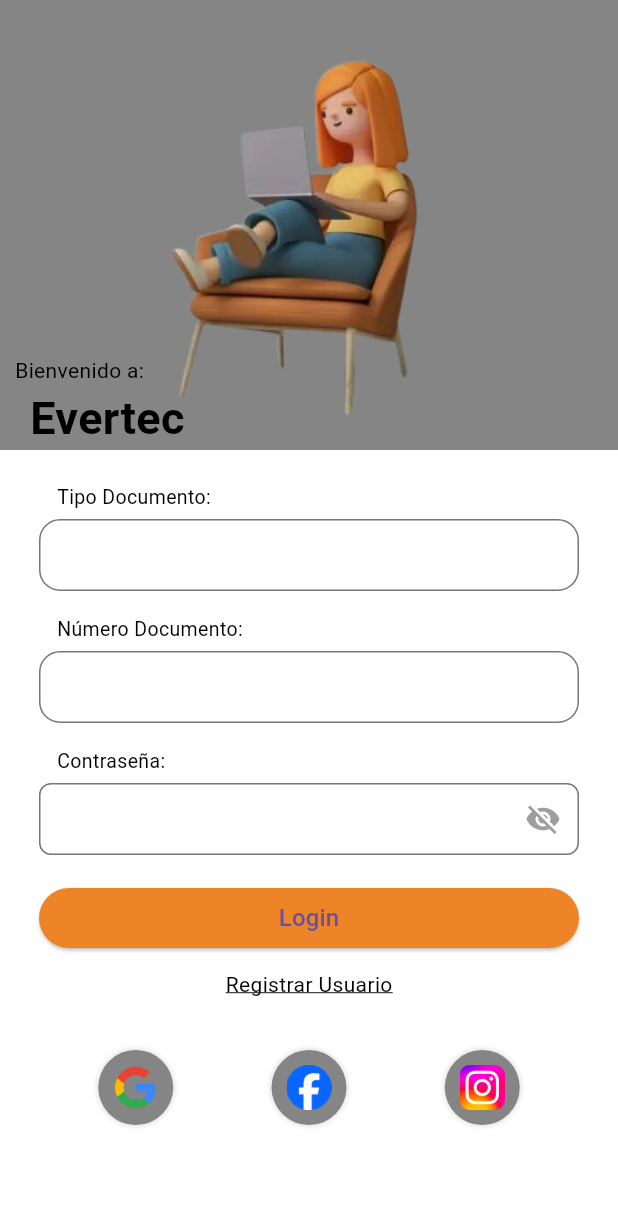
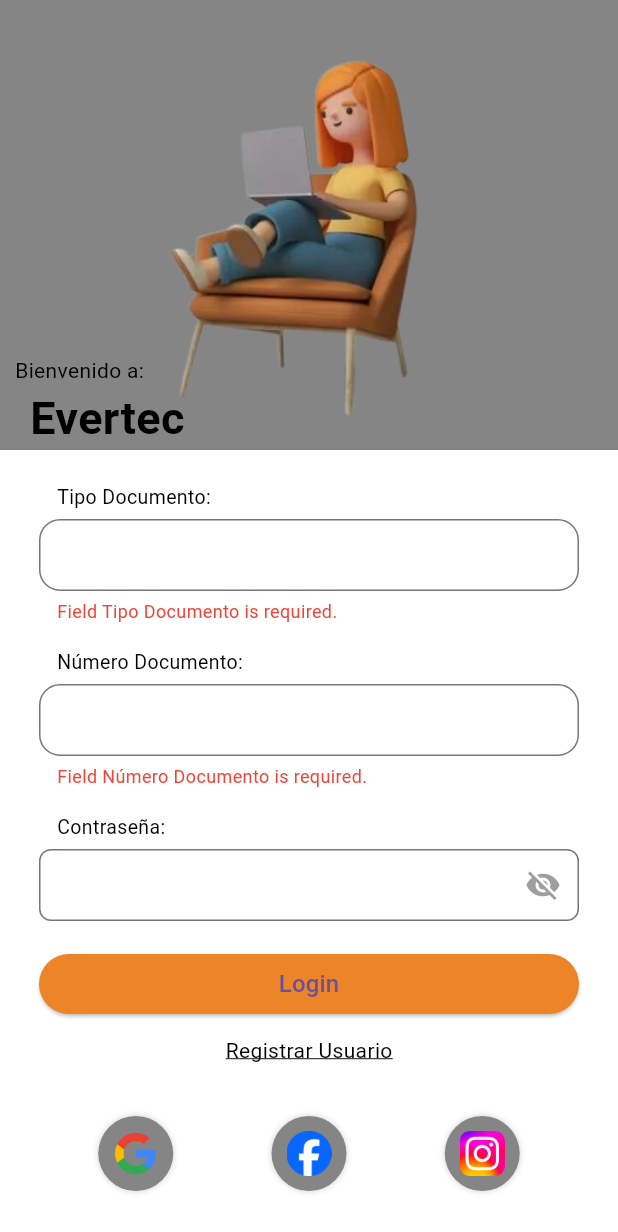
Before and after one commit to vitorsoratto/evertec_mobile_test, a Flutter app: the screen it shows after launch, after a tap on "Login", on a phone screen of 412 x 824 dp. Shown: the top 1232 px of the screen. Run offline on Flutter 3.47's test engine with Material 3 defaults, Android fonts, the phone set to English and light mode, and no system bars; our stand-ins replace auto_size_text, bloc, device_info_plus, equatable, flutter_bloc, flutter_modular.

Commit message:
Login logic

```diff
--- /dev/null
+++ b/assets/credentials/credentials.json
@@ -0,0 +1,5 @@
+{
+    "document": "CRM",
+    "document_number": "CRM-0001",
+    "password": "123456"
+}
--- /dev/null
+++ b/lib/app/modules/home/bloc/home_bloc.dart
@@ -0,0 +1,19 @@
+import 'package:bloc/bloc.dart';
+import 'package:device_info_plus/device_info_plus.dart';
+import 'package:equatable/equatable.dart';
+import 'package:flutter/material.dart';
+
+part 'home_event.dart';
+part 'home_state.dart';
+
+class HomeBloc extends Bloc<AppEvent, HomeState> {
+  HomeBloc() : super(HomeState(deviceInfoPlugin: DeviceInfoPlugin())) {
+    on<AppThemeChange>(_onChangeTheme);
+  }
+
+  void _onChangeTheme(AppThemeChange event, Emitter<HomeState> emit) {
+    DeviceInfoPlugin deviceInfoPlugin = DeviceInfoPlugin();
+
+    emit(state.copyWith(deviceInfoPlugin: deviceInfoPlugin));
+  }
+}
--- /dev/null
+++ b/lib/app/modules/home/bloc/home_event.dart
@@ -0,0 +1,17 @@
+part of 'home_bloc.dart';
+
+class AppEvent extends Equatable {
+  const AppEvent();
+
+  @override
+  List<Object> get props => [];
+}
+
+class AppThemeChange extends AppEvent {
+  final ThemeMode themeMode;
+
+  const AppThemeChange({required this.themeMode});
+
+  @override
+  List<Object> get props => [themeMode];
+}
--- /dev/null
+++ b/lib/app/modules/home/bloc/home_state.dart
@@ -0,0 +1,20 @@
+part of 'home_bloc.dart';
+
+final class HomeState extends Equatable {
+  final DeviceInfoPlugin deviceInfoPlugin;
+
+  const HomeState({
+    required this.deviceInfoPlugin,
+  });
+
+  HomeState copyWith({
+    required DeviceInfoPlugin deviceInfoPlugin,
+  }) {
+    return HomeState(
+      deviceInfoPlugin: deviceInfoPlugin,
+    );
+  }
+
+  @override
+  List<Object> get props => [deviceInfoPlugin];
+}
--- /dev/null
+++ b/lib/app/modules/login/bloc/login_bloc.dart
@@ -0,0 +1,36 @@
+import 'package:bloc/bloc.dart';
+import 'package:equatable/equatable.dart';
+import 'package:evertec_mobile_test/app/modules/login/classes/login_model.dart';
+import 'package:evertec_mobile_test/app/modules/login/repository/login_repository.dart';
+import 'package:flutter_modular/flutter_modular.dart';
+
+part 'login_event.dart';
+part 'login_state.dart';
+
+class LoginBloc extends Bloc<LoginEvent, LoginState> {
+  LoginBloc() : super(LoginInitial()) {
+    on<Login>(_onLogin);
+  }
+
+  void _onLogin(Login event, Emitter<LoginState> emit) async {
+    emit(LoginInitial());
+    LoginModel loginModel = event.loginModel;
+
+    LoginRepository loginRepository = Modular.get<LoginRepository>();
+
+    bool success = await loginRepository.login(loginModel);
+
+    if (success) {
+      emit(LoginSuccess());
+      Modular.to.navigate('/home');
+    } else {
+      _isEmpty(loginModel) ? emit(LoginEmpty()) : emit(LoginFailed());
+    }
+  }
+
+  bool _isEmpty(LoginModel loginModel) {
+    return (loginModel.document.isEmpty ||
+        loginModel.documentNumber.isEmpty ||
+        loginModel.password.isEmpty);
+  }
+}
--- /dev/null
+++ b/lib/app/modules/login/bloc/login_event.dart
@@ -0,0 +1,17 @@
+part of 'login_bloc.dart';
+
+class LoginEvent extends Equatable {
+  const LoginEvent();
+
+  @override
+  List<Object> get props => [];
+}
+
+class Login extends LoginEvent {
+  final LoginModel loginModel;
+
+  const Login({required this.loginModel});
+
+  @override
+  List<Object> get props => [loginModel];
+}
--- /dev/null
+++ b/lib/app/modules/login/bloc/login_state.dart
@@ -0,0 +1,16 @@
+part of 'login_bloc.dart';
+
+abstract class LoginState extends Equatable {
+  const LoginState();
+
+  @override
+  List<Object?> get props => [];
+}
+
+class LoginInitial extends LoginState {}
+
+class LoginSuccess extends LoginState {}
+
+class LoginFailed extends LoginState {}
+
+class LoginEmpty extends LoginState {}
--- /dev/null
+++ b/lib/app/modules/login/classes/login_model.dart
@@ -0,0 +1,21 @@
+class LoginModel {
+  final String document;
+  final String documentNumber;
+  final String password;
+
+  LoginModel(
+      {this.document = '', this.documentNumber = '', this.password = ''});
+
+  LoginModel.fromJson(Map<String, dynamic> json)
+      : document = json['document'] ?? '',
+        documentNumber = json['document_number'] ?? '',
+        password = json['password'] ?? '';
+
+  Map<String, dynamic> toJson() {
+    final Map<String, dynamic> data = {};
+    data['document'] = document;
+    data['document_number'] = documentNumber;
+    data['password'] = password;
+    return data;
+  }
+}
--- a/lib/app/modules/login/login_module.dart
+++ b/lib/app/modules/login/login_module.dart
@@ -1,15 +1,22 @@
+import 'package:evertec_mobile_test/app/modules/login/bloc/login_bloc.dart';
 import 'package:evertec_mobile_test/app/modules/login/login_view.dart';
+import 'package:evertec_mobile_test/app/modules/login/repository/login_repository.dart';
 import 'package:flutter_modular/flutter_modular.dart';
 
 class LoginModule extends Module {
   @override
-  void binds(i) {}
+  void binds(i) {
+    i.add<LoginRepository>(LoginRepository.new);
+    i.add<LoginBloc>(LoginBloc.new);
+  }
 
   @override
   void routes(r) {
     r.child(
       '/',
-      child: (_) => const LoginView(),
+      child: (_) {
+        return const LoginView();
+      },
     );
   }
 }
--- a/lib/app/modules/login/login_view.dart
+++ b/lib/app/modules/login/login_view.dart
@@ -1,5 +1,9 @@
+import 'package:evertec_mobile_test/app/modules/login/bloc/login_bloc.dart';
+import 'package:evertec_mobile_test/app/modules/login/classes/login_model.dart';
 import 'package:evertec_mobile_test/app/shared/utils/app_colors.dart';
 import 'package:flutter/material.dart';
+import 'package:flutter_bloc/flutter_bloc.dart';
+import 'package:flutter_modular/flutter_modular.dart';
 
 class LoginView extends StatefulWidget {
   const LoginView({super.key});
@@ -9,7 +13,12 @@
 }
 
 class _LoginViewState extends State<LoginView> {
+  LoginBloc loginBloc = Modular.get<LoginBloc>();
   bool showPassword = true;
+
+  TextEditingController documentTypeController = TextEditingController();
+  TextEditingController documentNumberController = TextEditingController();
+  TextEditingController passwordController = TextEditingController();
 
   void showToast(String message) {
     ScaffoldMessenger.of(context).showSnackBar(
@@ -19,9 +28,27 @@
     );
   }
 
+  void login() async {
+    LoginModel loginModel = LoginModel(
+      document: documentTypeController.text,
+      documentNumber: documentNumberController.text,
+      password: passwordController.text,
+    );
+
+    loginBloc.add(Login(loginModel: loginModel));
+  }
+
   @override
   Widget build(BuildContext context) {
-    return Scaffold(
+    return BlocProvider(
+      create: (context) => loginBloc,
+      child: BlocListener<LoginBloc, LoginState>(
+        listener: (context, state) {
+          if (state is LoginFailed) {
+            showToast('Login failed, please check your credentials.');
+          }
+        },
+        child: Scaffold(
           backgroundColor: Colors.white,
           body: SingleChildScrollView(
             child: Column(
@@ -30,6 +57,8 @@
                 _fields(),
                 _socialButtons(),
               ],
+            ),
+          ),
         ),
       ),
     );
@@ -75,7 +104,9 @@
     );
   }
 
-  Widget _field(String label) {
+  Widget _field(String label, TextEditingController controller) {
+    return BlocBuilder<LoginBloc, LoginState>(
+      builder: (context, state) {
         return Padding(
           padding: const EdgeInsets.symmetric(horizontal: 26, vertical: 8),
           child: Column(
@@ -90,19 +121,34 @@
                   ),
                 ),
               ),
-          const TextField(
+              TextField(
+                controller: controller,
                 maxLines: 1,
-              decoration: InputDecoration(
+                decoration: const InputDecoration(
                   border: OutlineInputBorder(
                     borderRadius: BorderRadius.all(Radius.circular(14)),
                   ),
                   contentPadding: EdgeInsets.symmetric(horizontal: 10),
                 ),
-              style: TextStyle(
+                style: const TextStyle(
                   fontSize: 14,
-              )),
+                ),
+              ),
+              if (state is LoginEmpty && controller.text.isEmpty)
+                Padding(
+                  padding: const EdgeInsets.only(left: 12, top: 5),
+                  child: Text(
+                    'Field ${label.replaceAll(':', '')} is required.',
+                    style: const TextStyle(
+                      fontSize: 12,
+                      color: Colors.red,
+                    ),
+                  ),
+                ),
             ],
           ),
+        );
+      },
     );
   }
 
@@ -113,6 +159,8 @@
       });
     }
 
+    return BlocBuilder<LoginBloc, LoginState>(
+      builder: (context, state) {
         return Padding(
           padding: const EdgeInsets.symmetric(horizontal: 26, vertical: 8),
           child: Column(
@@ -128,6 +176,7 @@
                 ),
               ),
               TextField(
+                controller: passwordController,
                 maxLines: 1,
                 obscureText: showPassword,
                 enableSuggestions: false,
@@ -146,9 +195,23 @@
                 ),
                 style: const TextStyle(
                   fontSize: 14,
-              )),
+                ),
+              ),
+              if (state is LoginFailed && passwordController.text.isEmpty)
+                const Padding(
+                  padding: EdgeInsets.only(left: 12, top: 5),
+                  child: Text(
+                    'Field password is required.',
+                    style: TextStyle(
+                      fontSize: 12,
+                      color: Colors.red,
+                    ),
+                  ),
+                ),
             ],
           ),
+        );
+      },
     );
   }
 
@@ -159,14 +222,14 @@
         padding: const EdgeInsets.symmetric(vertical: 14),
         child: Column(
           children: [
-            _field('Tipo Documento:'),
-            _field('Número Documento:'),
+            _field('Tipo Documento:', documentTypeController),
+            _field('Número Documento:', documentNumberController),
             _passwordField(),
             Container(
               width: double.maxFinite,
               padding: const EdgeInsets.symmetric(horizontal: 26, vertical: 10),
               child: ElevatedButton(
-                onPressed: () {},
+                onPressed: () async => login(),
                 style: ElevatedButton.styleFrom(
                   backgroundColor: AppColors.lightOrange,
                   shape: RoundedRectangleBorder(
--- /dev/null
+++ b/lib/app/modules/login/repository/login_repository.dart
@@ -0,0 +1,20 @@
+import 'dart:convert';
+
+import 'package:evertec_mobile_test/app/modules/login/classes/login_model.dart';
+import 'package:flutter/services.dart';
+
+class LoginRepository {
+  Future<bool> login(LoginModel loginModel) async {
+    final response =
+        await rootBundle.loadString('assets/credentials/credentials.json');
+
+    final data = json.decode(response);
+    final loginCredentials = LoginModel.fromJson(data);
+
+    return (loginModel.document.toLowerCase() ==
+            loginCredentials.document.toLowerCase() &&
+        loginModel.documentNumber.toLowerCase() ==
+            loginCredentials.documentNumber.toLowerCase() &&
+        loginModel.password == loginCredentials.password);
+  }
+}
--- a/pubspec.yaml
+++ b/pubspec.yaml
@@ -32,3 +32,5 @@
     - assets/images/google-logo.png
     - assets/images/facebook-logo.png
     - assets/images/instagram-logo.png
+
+    - assets/credentials/credentials.json
```
Lines whose indentation alone changed are shown as unchanged.
